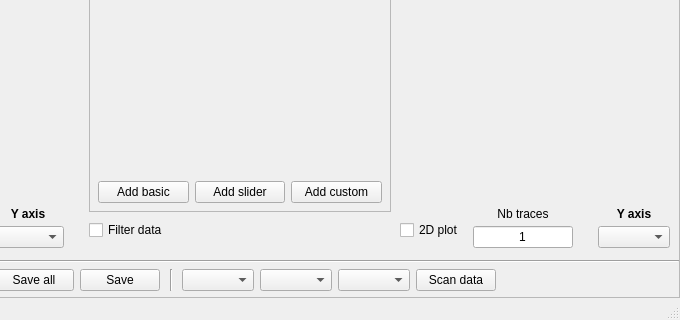
Above: autolab/core/gui/scanning/interface.ui from autolab-project/autolab before the change; both pictures show x 474 to 1154 and y 420 to 740 of the 1154 by 740 pixel window. Below: the same form after it.
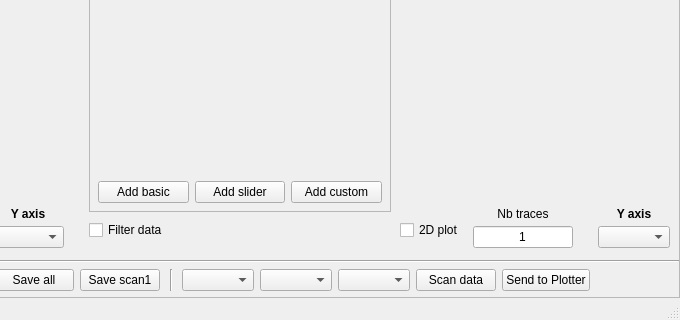
That is the form after the change.

Commit message:
can send scan recipe dataframe to plotter
- can send scan recipe dataframe to plotter with bottom button in scan figure panel
- can also plot DataFrame using autolab.plotter(var)
- minor color adjustment for dark theme

Patch:
```diff
--- a/autolab/core/gui/scanning/interface.ui
+++ b/autolab/core/gui/scanning/interface.ui
@@ -762,7 +762,7 @@
               <string>Save data of the selected scan</string>
              </property>
              <property name="text">
-              <string>Save</string>
+              <string>Save scan1</string>
              </property>
             </widget>
            </item>
@@ -831,6 +831,16 @@
              </property>
             </widget>
            </item>
+           <item>
+            <widget class="QPushButton" name="sendScanData_pushButton">
+             <property name="toolTip">
+              <string>Send scan recipe dataframe to Plotter</string>
+             </property>
+             <property name="text">
+              <string>Send to Plotter</string>
+             </property>
+            </widget>
+           </item>
            <item>
             <spacer name="horizontalSpacer_4">
              <property name="orientation">
```
Left out of the diff: 10 changed lines with no effect on the pictures. The commit also changes 9 other files.
